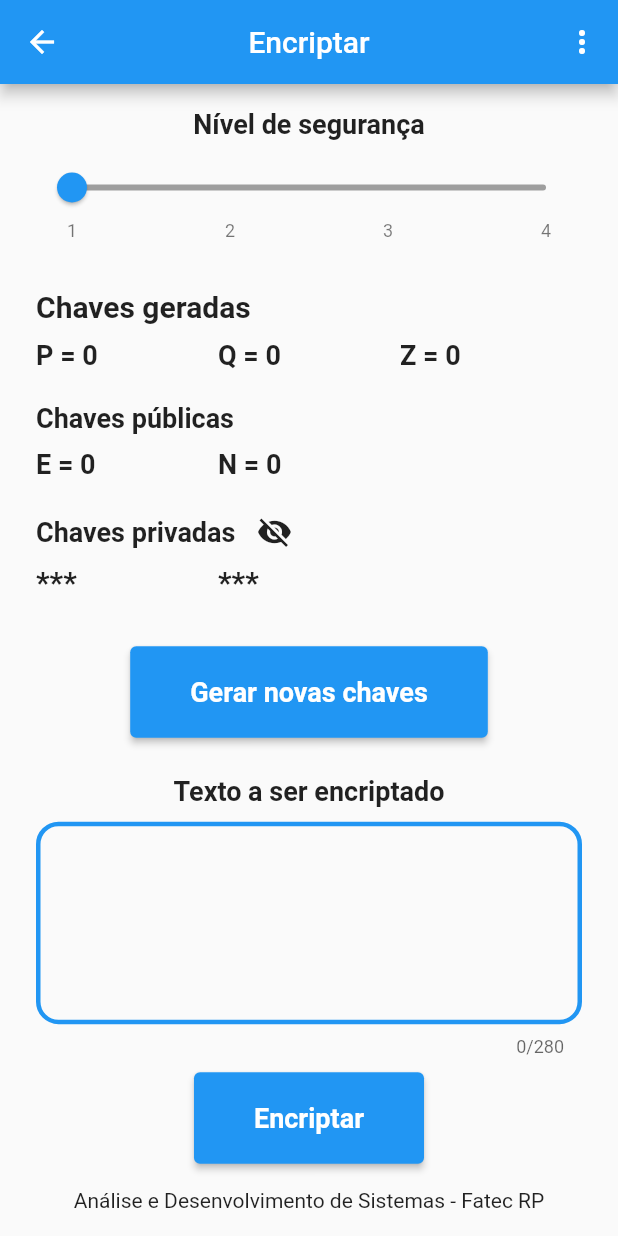
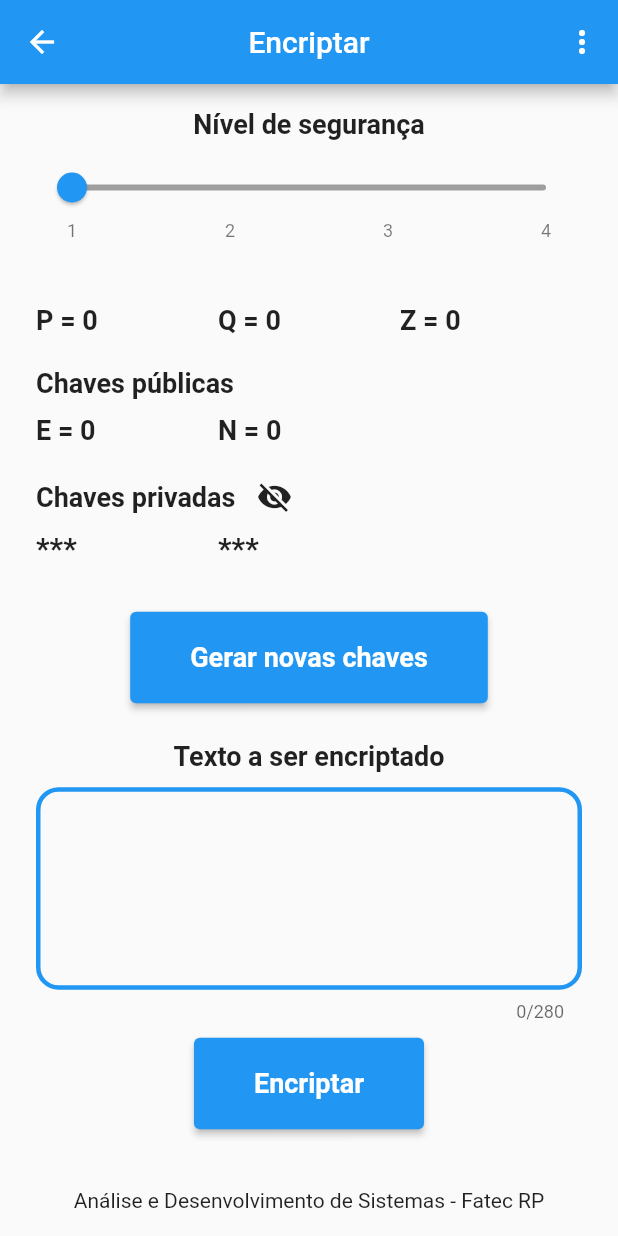
Before and after one commit to WallisonRP/rsa_fatec, a Flutter app: the EncryptPage screen opened by its route, on a phone screen of 412 x 824 dp. Run offline on Flutter 3.47's test engine with Material 2 defaults, Android fonts, the phone set to English and light mode, and no system bars; drawn by our look-alikes of syncfusion_flutter_sliders; our stand-ins replace shared_preferences; accounts and stored records are empty.

Commit message:
mudanca de cor

```diff
--- a/lib/view/about_page.dart
+++ b/lib/view/about_page.dart
@@ -17,11 +17,8 @@ class _AboutPageState extends State<AboutPage> {
   Widget build(BuildContext context) {
     return Scaffold(
       appBar: AppBar(
-        iconTheme: IconThemeData(color: Colors.black),
-        backgroundColor: Color(0xffD9D9D9),
         title: Text(
           'Informações do projeto',
-          style: TextStyle(color: Colors.black),
         ),
       ),
       body: SingleChildScrollView(
--- a/lib/view/decrypt_page.dart
+++ b/lib/view/decrypt_page.dart
@@ -59,11 +59,11 @@ class _DecryptPageState extends State<DecryptPage> {
               SizedBox(height: 20),
               Column(
                 children: [
-                  Row(
-                    children: [
-                      MoldeTexto(texto: "Chaves geradas", tamanho: 20.0),
-                    ],
-                  ),
+                  // Row(
+                  //   children: [
+                  //     MoldeTexto(texto: "Chaves geradas", tamanho: 20.0),
+                  //   ],
+                  // ),
                   SizedBox(
                     height: 10,
                   ),
--- a/lib/view/encrypt_page.dart
+++ b/lib/view/encrypt_page.dart
@@ -24,6 +24,8 @@ class EncryptPage extends StatefulWidget {
 
 class _EncryptPageState extends State<EncryptPage> {
   TextEditingController _controller = TextEditingController();
+  TextEditingController _controllerP = TextEditingController();
+  TextEditingController _controllerQ = TextEditingController();
   double _valor = 1.0;
 
   int p = 0;
@@ -109,11 +111,11 @@ class _EncryptPageState extends State<EncryptPage> {
               SizedBox(height: 30.0),
               Column(
                 children: [
-                  Row(
-                    children: [
-                      MoldeTexto(texto: "Chaves geradas", tamanho: 20.0),
-                    ],
-                  ),
+                  // Row(
+                  //   children: [
+                  //     MoldeTexto(texto: "Chaves geradas", tamanho: 20.0),
+                  //   ],
+                  // ),
                   SizedBox(
                     height: 10,
                   ),
```
